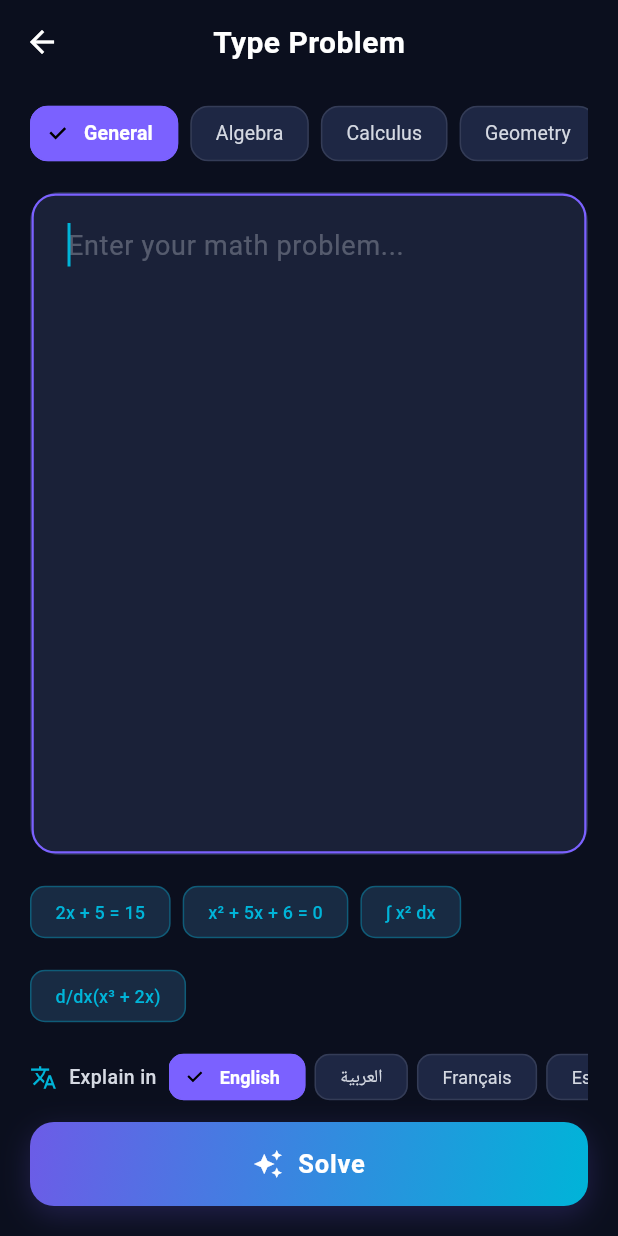
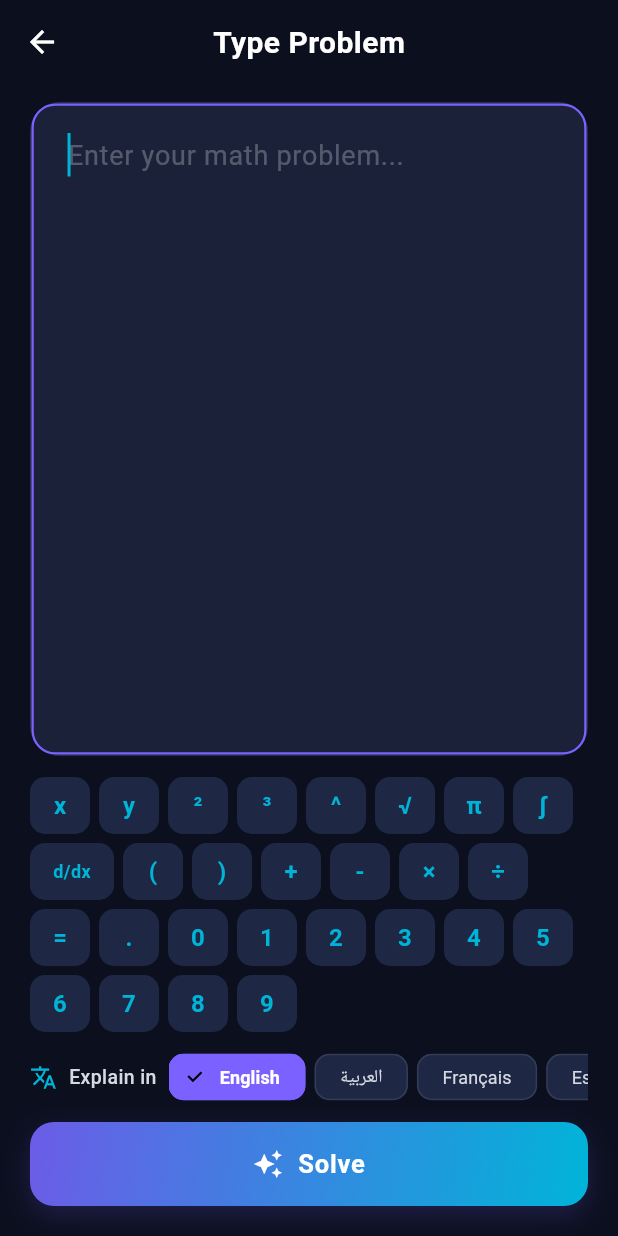
Before and after one commit to 3zonestudio-pixel/math-helper-ai, a Flutter app: the TextInputScreen screen opened directly, on a phone screen of 412 x 824 dp. Run offline on Flutter 3.47's test engine with Material 3 defaults, Android fonts, the phone set to English and light mode, and no system bars; our stand-ins replace connectivity_plus, hive_flutter, image_picker, share_plus, shared_preferences; missing offline and left inert: flutter_math_fork, google_mlkit_text_recognition; accounts and stored records are empty; Roboto replaces fonts that are missing (Segoe UI).

Commit message:
Fix AI, OCR, hide AI config, add math keyboard, update icons
- AI: Send complex problems to AI first, only use local solver for basic arithmetic or as fallback. Increased timeout to 30s.
- OCR: Comprehensive math symbol detection - handle x², x³ exponents, ∫, √, d/dx, Unicode normalization, common OCR misreads.
- Settings: Removed AI configuration section (hidden from users).
- TextInput: Removed top category chips. Replaced example suggestions with a math symbol keyboard.
- Icons: Regenerated app launcher icons from app_icon.png.

```diff
--- a/lib/screens/text_input_screen.dart
+++ b/lib/screens/text_input_screen.dart
@@ -90,23 +90,6 @@ class _TextInputScreenState extends State<TextInputScreen> {
         child: Column(
           crossAxisAlignment: CrossAxisAlignment.stretch,
           children: [
-            // Category chips
-            SizedBox(
-              height: 42,
-              child: ListView(
-                scrollDirection: Axis.horizontal,
-                children: [
-                  _buildCategoryChip(l10n.general, 'general', isDark),
-                  _buildCategoryChip(l10n.algebra, 'algebra', isDark),
-                  _buildCategoryChip(l10n.calculus, 'calculus', isDark),
-                  _buildCategoryChip(l10n.geometry, 'geometry', isDark),
-                  _buildCategoryChip(l10n.statistics, 'statistics', isDark),
-                ],
-              ),
-            ),
-
-            const SizedBox(height: 18),
-
             // Input field
             Expanded(
               child: Container(
@@ -147,8 +130,8 @@ class _TextInputScreenState extends State<TextInputScreen> {
 
             const SizedBox(height: 14),
 
-            // Quick examples
-            _buildExamples(isDark),
+            // Math symbol keyboard
+            _buildMathKeyboard(isDark),
 
             const SizedBox(height: 12),
 
@@ -250,42 +233,54 @@ class _TextInputScreenState extends State<TextInputScreen> {
     );
   }
 
-  Widget _buildExamples(bool isDark) {
-    final examples = [
-      '2x + 5 = 15',
-      'x\u00B2 + 5x + 6 = 0',
-      '\u222B x\u00B2 dx',
-      'd/dx(x\u00B3 + 2x)',
+  Widget _buildMathKeyboard(bool isDark) {
+    final symbols = [
+      'x', 'y', '²', '³', '^', '√', 'π',
+      '∫', 'd/dx', '(', ')', '+', '-', '×',
+      '÷', '=', '.', '0', '1', '2', '3',
+      '4', '5', '6', '7', '8', '9',
     ];
 
     return Wrap(
-      spacing: 8,
-      runSpacing: 8,
-      children: examples.map((example) {
-        return ActionChip(
-          label: Text(
-            example,
-            style: TextStyle(
-              fontSize: 12,
-              color: isDark ? AppTheme.accentCyan : AppTheme.accentPurple,
-              fontWeight: FontWeight.w500,
+      spacing: 6,
+      runSpacing: 6,
+      children: symbols.map((symbol) {
+        return SizedBox(
+          width: symbol.length > 2 ? 56 : 40,
+          height: 38,
+          child: Material(
+            color: isDark
+                ? AppTheme.cardDark
+                : Colors.grey[100],
+            borderRadius: BorderRadius.circular(10),
+            child: InkWell(
+              onTap: () => _insertSymbol(symbol),
+              borderRadius: BorderRadius.circular(10),
+              child: Center(
+                child: Text(
+                  symbol,
+                  style: TextStyle(
+                    fontSize: symbol.length > 2 ? 12 : 16,
+                    fontWeight: FontWeight.w600,
+                    color: isDark ? AppTheme.accentCyan : AppTheme.accentPurple,
+                  ),
+                ),
+              ),
             ),
           ),
-          backgroundColor: isDark
-              ? AppTheme.accentCyan.withAlpha(18)
-              : AppTheme.accentPurple.withAlpha(18),
-          side: BorderSide(
-            color: isDark
-                ? AppTheme.accentCyan.withAlpha(50)
-                : AppTheme.accentPurple.withAlpha(50),
-          ),
-          shape: RoundedRectangleBorder(borderRadius: BorderRadius.circular(10)),
-          onPressed: () {
-            _controller.text = example;
-          },
         );
       }).toList(),
     );
+  }
+
+  void _insertSymbol(String symbol) {
+    final text = _controller.text;
+    final selection = _controller.selection;
+    final cursorPos = selection.isValid ? selection.baseOffset : text.length;
+    final newText = text.substring(0, cursorPos) + symbol + text.substring(cursorPos);
+    _controller.text = newText;
+    _controller.selection = TextSelection.collapsed(offset: cursorPos + symbol.length);
+    _focusNode.requestFocus();
   }
 
   Widget _buildLanguageSelector(AppLocalizations l10n, bool isDark) {
```
Also changed, not shown: lib/screens/settings_screen.dart (+0 -122 lines), lib/services/ai_service.dart (+18 -24 lines), lib/services/ocr_service.dart (+84 -5 lines), 1 other file.
